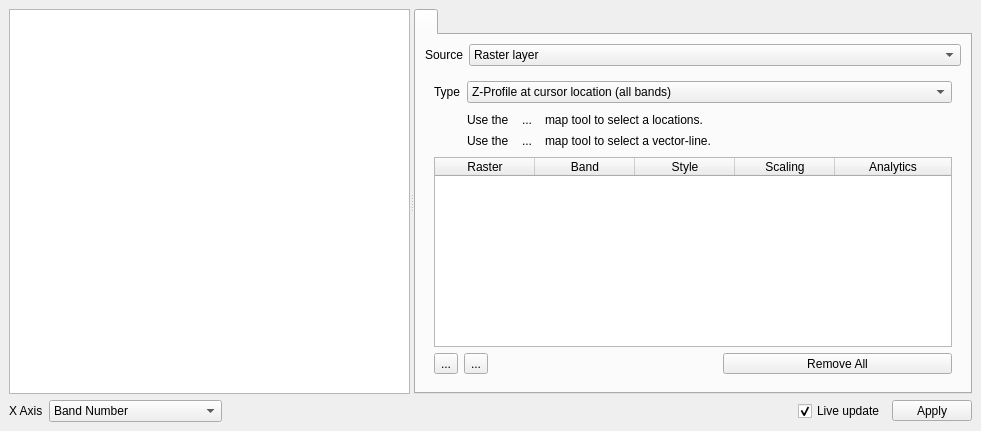
Qt form enmapbox/eo4qapps/profileanalyticsapp/profileanalyticsdockwidget.ui (EnMAP-Box/enmap-box) before a commit.
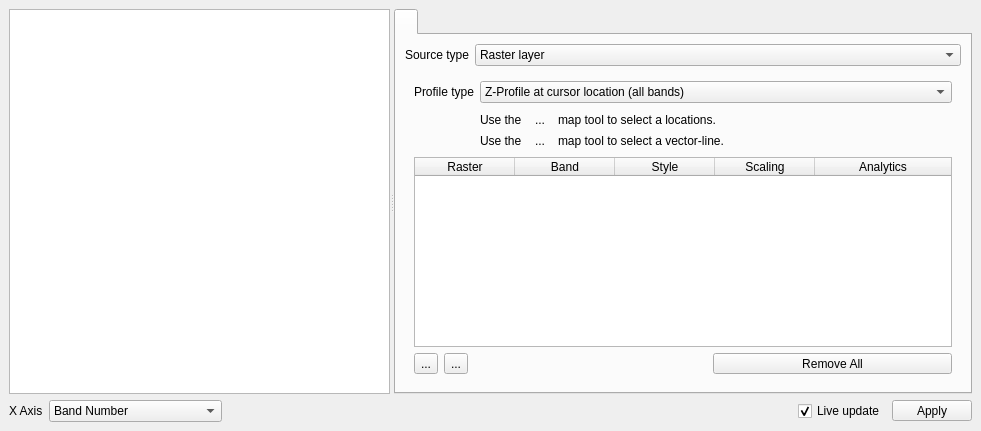
The same form after that commit. Icons and pictures are not drawn. Custom widgets are drawn as their Qt base class.

The edit to the form file:
```diff
--- a/enmapbox/eo4qapps/profileanalyticsapp/profileanalyticsdockwidget.ui
+++ b/enmapbox/eo4qapps/profileanalyticsapp/profileanalyticsdockwidget.ui
@@ -99,7 +99,7 @@
               </sizepolicy>
              </property>
              <property name="text">
-              <string>Source</string>
+              <string>Source type</string>
              </property>
             </widget>
            </item>
@@ -129,7 +129,7 @@
                   </sizepolicy>
                  </property>
                  <property name="text">
-                  <string>Type</string>
+                  <string>Profile type</string>
                  </property>
                 </widget>
                </item>
```
